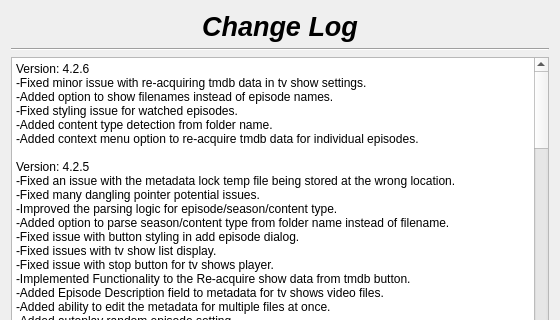
Before: the Qt Designer form changelog.ui in therealMaPMaKeR/MMDiary, drawn with Qt 5; both pictures show x 0 to 560 and y 0 to 320 of the 560 by 536 pixel window.
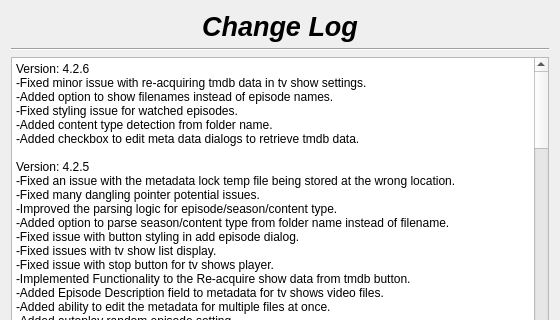
After: the same form once the commit is applied.

Commit message: fixed dialog issues

Patch:
```diff
--- a/changelog.ui
+++ b/changelog.ui
@@ -57,7 +57,7 @@
 &lt;/style&gt;&lt;/head&gt;&lt;body style=&quot; font-family:'Segoe UI'; font-size:9pt; font-weight:400; font-style:normal;&quot;&gt;
 &lt;p style=&quot; margin-top:0px; margin-bottom:0px; margin-left:0px; margin-right:0px; -qt-block-indent:0; text-indent:0px;&quot;&gt;Version: 4.2.6&lt;br /&gt;-Fixed minor issue with re-acquiring tmdb data in tv show settings.&lt;/p&gt;
 &lt;p style=&quot; margin-top:0px; margin-bottom:0px; margin-left:0px; margin-right:0px; -qt-block-indent:0; text-indent:0px;&quot;&gt;-Added option to show filenames instead of episode names.&lt;br /&gt;-Fixed styling issue for watched episodes.&lt;/p&gt;
-&lt;p style=&quot; margin-top:0px; margin-bottom:0px; margin-left:0px; margin-right:0px; -qt-block-indent:0; text-indent:0px;&quot;&gt;-Added content type detection from folder name.&lt;br /&gt;-Added context menu option to re-acquire tmdb data for individual episodes.&lt;br /&gt;&lt;br /&gt;Version: 4.2.5&lt;br /&gt;-Fixed an issue with the metadata lock temp file being stored at the wrong location.&lt;br /&gt;-Fixed many dangling pointer potential issues.&lt;/p&gt;
+&lt;p style=&quot; margin-top:0px; margin-bottom:0px; margin-left:0px; margin-right:0px; -qt-block-indent:0; text-indent:0px;&quot;&gt;-Added content type detection from folder name.&lt;br /&gt;-Added checkbox to edit meta data dialogs to retrieve tmdb data.&lt;br /&gt;&lt;br /&gt;Version: 4.2.5&lt;br /&gt;-Fixed an issue with the metadata lock temp file being stored at the wrong location.&lt;br /&gt;-Fixed many dangling pointer potential issues.&lt;/p&gt;
 &lt;p style=&quot; margin-top:0px; margin-bottom:0px; margin-left:0px; margin-right:0px; -qt-block-indent:0; text-indent:0px;&quot;&gt;-Improved the parsing logic for episode/season/content type.&lt;br /&gt;-Added option to parse season/content type from folder name instead of filename.&lt;br /&gt;-Fixed issue with button styling in add episode dialog.&lt;/p&gt;
 &lt;p style=&quot; margin-top:0px; margin-bottom:0px; margin-left:0px; margin-right:0px; -qt-block-indent:0; text-indent:0px;&quot;&gt;-Fixed issues with tv show list display.&lt;/p&gt;
 &lt;p style=&quot; margin-top:0px; margin-bottom:0px; margin-left:0px; margin-right:0px; -qt-block-indent:0; text-indent:0px;&quot;&gt;-Fixed issue with stop button for tv shows player.&lt;br /&gt;-Implemented Functionality to the Re-acquire show data from tmdb button.&lt;br /&gt;-Added Episode Description field to metadata for tv shows video files.&lt;br /&gt;-Added ability to edit the metadata for multiple files at once.&lt;br /&gt;-Added autoplay random episode setting.&lt;br /&gt;-Added ability to mark episodes as favourites.&lt;br /&gt;&lt;br /&gt;Version: 4.2.4&lt;br /&gt;-Added playback speed control to tv shows player.&lt;br /&gt;-Fixed a bug with mouse cursor hiding on mainwindow when player is in  fullscreen.&lt;/p&gt;
```
The commit also changes 3 other files.
